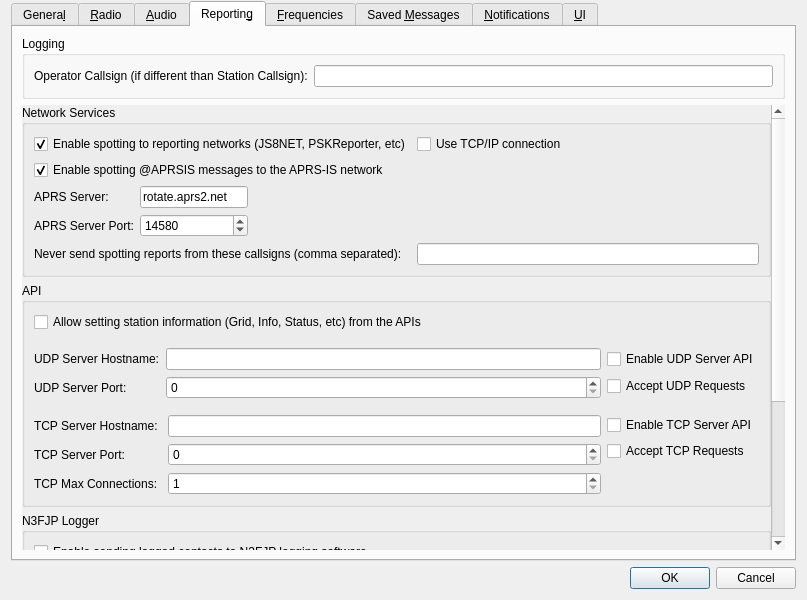
Qt form Configuration.ui (bazineta/js8call) before a commit.
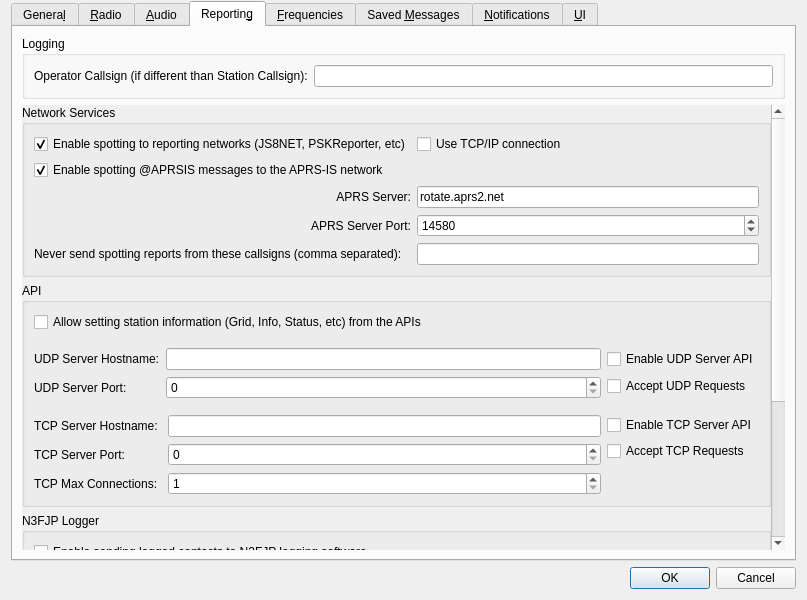
The same form after that commit. The open tabs and pages were chosen to show the change. Custom widgets are drawn as their Qt base class.

Commit message: Revise Network Services panel layout

```diff
--- a/Configuration.ui
+++ b/Configuration.ui
@@ -65,8 +65,8 @@
                <rect>
                 <x>0</x>
                 <y>0</y>
-                <width>528</width>
-                <height>322</height>
+                <width>691</width>
+                <height>438</height>
                </rect>
               </property>
               <layout class="QVBoxLayout" name="verticalLayout_3">
@@ -717,8 +717,8 @@
                <rect>
                 <x>0</x>
                 <y>0</y>
-                <width>584</width>
-                <height>332</height>
+                <width>691</width>
+                <height>438</height>
                </rect>
               </property>
               <layout class="QVBoxLayout" name="verticalLayout_16">
@@ -2197,7 +2197,7 @@
             <x>0</x>
             <y>0</y>
             <width>737</width>
-            <height>728</height>
+            <height>726</height>
            </rect>
           </property>
           <layout class="QVBoxLayout" name="verticalLayout_30">
@@ -2218,7 +2218,7 @@
              <property name="title">
               <string>Network Services</string>
              </property>
-             <layout class="QFormLayout" name="formLayout_5">
+             <layout class="QGridLayout" name="gridLayout_9">
               <item row="0" column="0">
                <widget class="QCheckBox" name="psk_reporter_check_box">
                 <property name="toolTip">
@@ -2232,7 +2232,7 @@
                 </property>
                </widget>
               </item>
-              <item row="1" column="0">
+              <item row="1" column="0" colspan="2">
                <widget class="QCheckBox" name="enable_aprs_spotting_check_box">
                 <property name="text">
                  <string>Enable spotting @APRSIS messages to the APRS-IS network</string>
@@ -2242,22 +2242,50 @@
                 </property>
                </widget>
               </item>
+              <item row="4" column="0">
+               <widget class="QLabel" name="label_31">
+                <property name="text">
+                 <string>Never send spotting reports from these callsigns (comma separated):</string>
+                </property>
+               </widget>
+              </item>
+              <item row="0" column="1" colspan="2">
+               <widget class="QCheckBox" name="psk_reporter_tcpip_check_box">
+                <property name="toolTip">
+                 <string>&lt;html&gt;&lt;head/&gt;&lt;body&gt;&lt;p&gt;Check this option if a reliable connection is needed&lt;/p&gt;&lt;p&gt;Most users do not need this, the default uses UDP which is more efficient. Only check this if you have evidence that UDP traffic from you to PSK Reporter is being lost.&lt;/p&gt;&lt;/body&gt;&lt;/html&gt;</string>
+                </property>
+                <property name="text">
+                 <string>Use TCP/IP connection</string>
+                </property>
+               </widget>
+              </item>
+              <item row="3" column="0">
+               <widget class="QLabel" name="label_18">
+                <property name="text">
+                 <string>APRS Server Port:</string>
+                </property>
+                <property name="alignment">
+                 <set>Qt::AlignmentFlag::AlignRight|Qt::AlignmentFlag::AlignTrailing|Qt::AlignmentFlag::AlignVCenter</set>
+                </property>
+                <property name="buddy">
+                 <cstring>udp_server_port_spin_box</cstring>
+                </property>
+               </widget>
+              </item>
               <item row="2" column="0">
-               <layout class="QFormLayout" name="formLayout_17">
-                <property name="fieldGrowthPolicy">
-                 <enum>QFormLayout::FieldGrowthPolicy::AllNonFixedFieldsGrow</enum>
-                </property>
-                <item row="0" column="0">
                  <widget class="QLabel" name="udp_server_label_2">
                   <property name="text">
                    <string>APRS Server:</string>
                   </property>
+                <property name="alignment">
+                 <set>Qt::AlignmentFlag::AlignRight|Qt::AlignmentFlag::AlignTrailing|Qt::AlignmentFlag::AlignVCenter</set>
+                </property>
                   <property name="buddy">
                    <cstring>udp_server_line_edit</cstring>
                   </property>
                  </widget>
                 </item>
-                <item row="0" column="1">
+              <item row="2" column="1" colspan="2">
                  <widget class="QLineEdit" name="aprs_server_line_edit">
                   <property name="sizePolicy">
                    <sizepolicy hsizetype="Preferred" vsizetype="Fixed">
@@ -2276,17 +2304,7 @@
                   </property>
                  </widget>
                 </item>
-                <item row="1" column="0">
-                 <widget class="QLabel" name="label_18">
-                  <property name="text">
-                   <string>APRS Server Port:</string>
-                  </property>
-                  <property name="buddy">
-                   <cstring>udp_server_port_spin_box</cstring>
-                  </property>
-                 </widget>
-                </item>
-                <item row="1" column="1">
+              <item row="3" column="1" colspan="2">
                  <widget class="QSpinBox" name="aprs_server_port_spin_box">
                   <property name="toolTip">
                    <string>&lt;html&gt;&lt;head/&gt;&lt;body&gt;&lt;p&gt;Enter the service port number of the APRS server that should receive updates. If this is zero no updates will be broadcast.&lt;/p&gt;&lt;/body&gt;&lt;/html&gt;</string>
@@ -2302,28 +2320,9 @@
                   </property>
                  </widget>
                 </item>
-               </layout>
-              </item>
-              <item row="3" column="0">
-               <widget class="QLabel" name="label_31">
-                <property name="text">
-                 <string>Never send spotting reports from these callsigns (comma separated):</string>
-                </property>
-               </widget>
-              </item>
-              <item row="3" column="1">
+              <item row="4" column="1" colspan="2">
                <widget class="QLineEdit" name="spot_blacklist_line_edit"/>
               </item>
-              <item row="0" column="1">
-               <widget class="QCheckBox" name="psk_reporter_tcpip_check_box">
-                <property name="toolTip">
-                 <string>&lt;html&gt;&lt;head/&gt;&lt;body&gt;&lt;p&gt;Check this option if a reliable connection is needed&lt;/p&gt;&lt;p&gt;Most users do not need this, the default uses UDP which is more efficient. Only check this if you have evidence that UDP traffic from you to PSK Reporter is being lost.&lt;/p&gt;&lt;/body&gt;&lt;/html&gt;</string>
-                </property>
-                <property name="text">
-                 <string>Use TCP/IP connection</string>
-                </property>
-               </widget>
-              </item>
              </layout>
             </widget>
            </item>
```
Left out of the diff: 10 changed lines with no effect on the pictures. Lines whose indentation alone changed are shown as unchanged.
